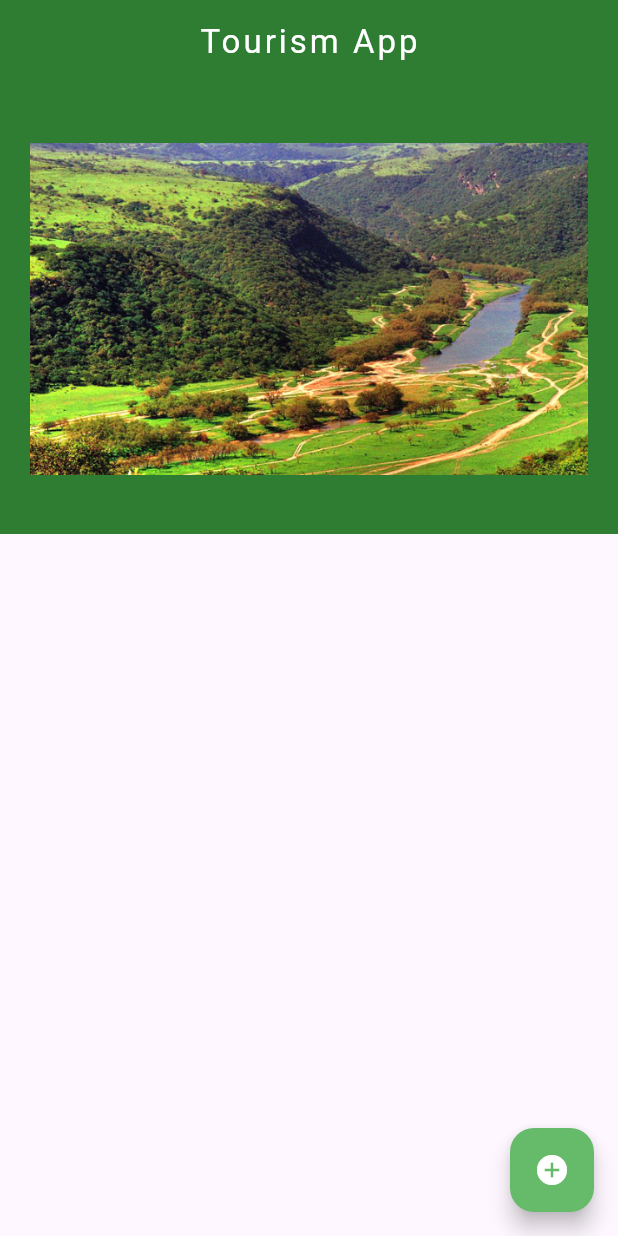
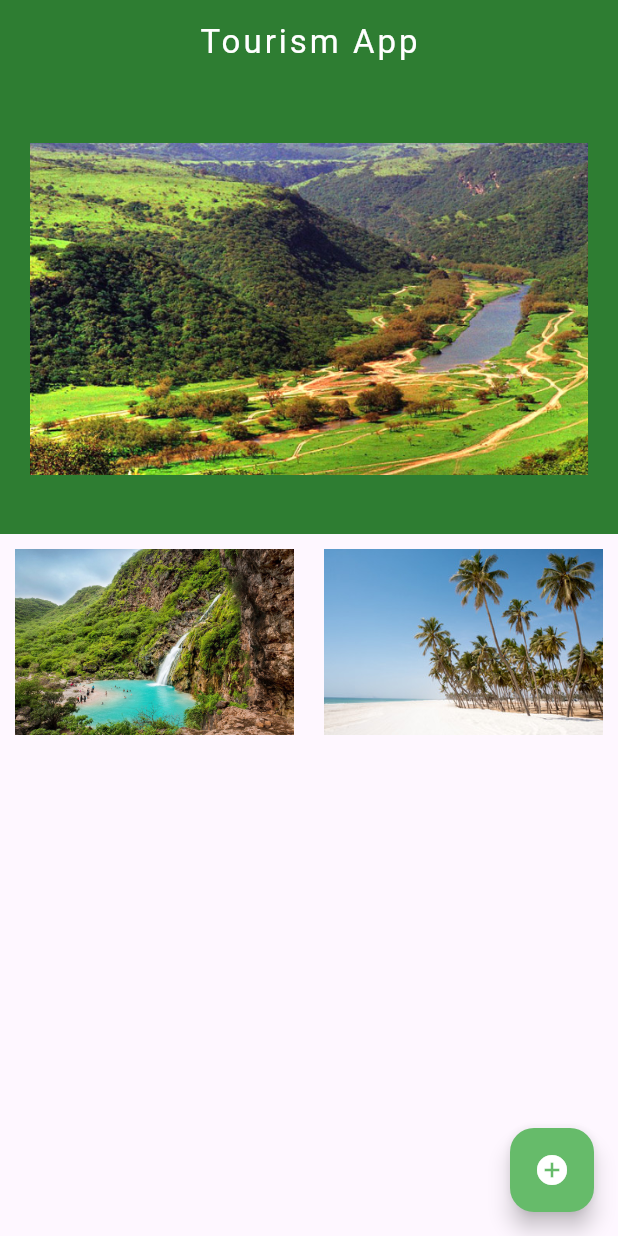
Before and after one commit to juntyms/tourismapp, a Flutter app: the screen it shows after launch, on a phone screen of 412 x 824 dp. Run offline on Flutter 3.47's test engine with Material 3 defaults, Android fonts, the phone set to English and light mode, and no system bars.

Commit message:
chapter 1 complete

```diff
--- a/lib/main.dart
+++ b/lib/main.dart
@@ -35,7 +35,9 @@ class MyHome extends StatelessWidget {
         centerTitle: true,
         backgroundColor: Colors.green[800],
       ),
-      body: Container(
+      body: Column(
+        children: [
+          Container(
             color: Colors.green[800],
             margin: EdgeInsets.zero,
             padding: EdgeInsets.all(20),
@@ -44,6 +46,30 @@ class MyHome extends StatelessWidget {
             child: Image(
               image: AssetImage('images/Salalah1.jpg'),
             ),
+          ),
+          Row(
+            children: [
+              Expanded(
+                child: Card(
+                  elevation: 0.0,
+                  margin: EdgeInsets.all(10),
+                  child: SizedBox(
+                      width: 200,
+                      child: Image(image: AssetImage('images/Salalah2.jpg'))),
+                ),
+              ),
+              Expanded(
+                child: Card(
+                  elevation: 0.0,
+                  margin: EdgeInsets.all(10),
+                  child: SizedBox(
+                      width: 200,
+                      child: Image(image: AssetImage('images/Salalah3.jpg'))),
+                ),
+              ),
+            ],
+          )
+        ],
       ),
       floatingActionButton: FloatingActionButton(
         onPressed: () {},
```
Also changed, not shown: images/Salalah2.jpg (added), images/Salalah3.jpg (added), images/Salalah4.jpg (added). Lines whose indentation alone changed are shown as unchanged.
